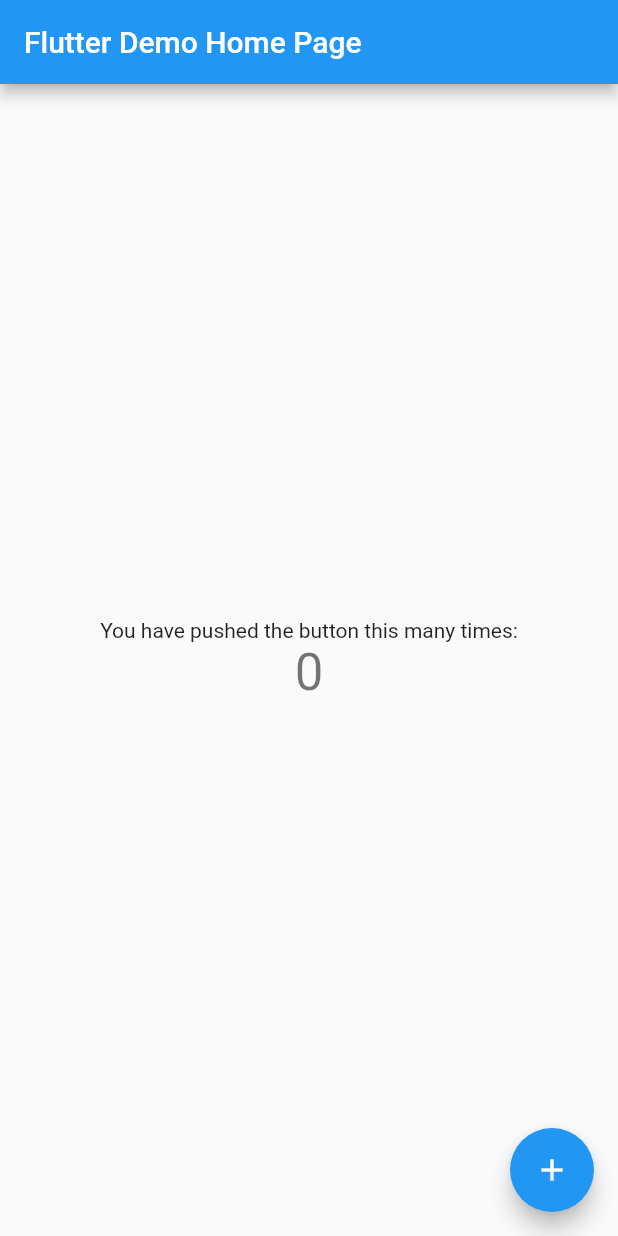
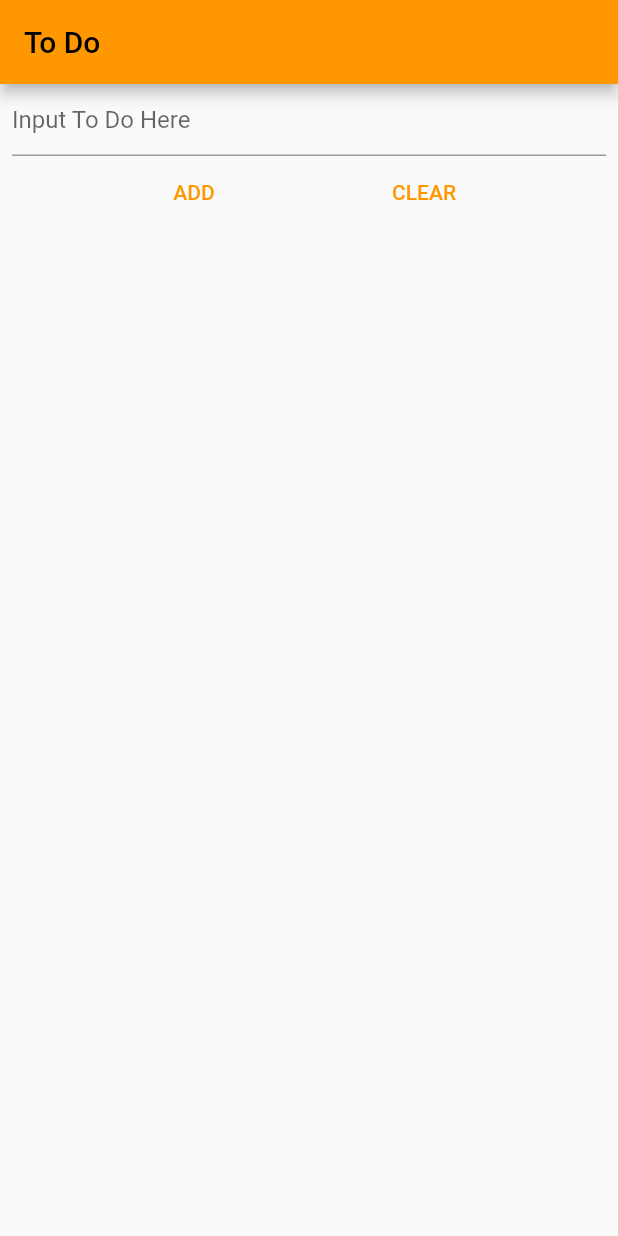
Before and after one commit to limphouychhay/flutter-to-do-app, a Flutter app: the screen it shows after launch, on a phone screen of 412 x 824 dp. Run offline on Flutter 3.47's test engine with Material 2 defaults, Android fonts, the phone set to English and light mode, and no system bars; our stand-ins replace flutter_hooks.

Commit message:
2nd commit

```diff
--- /dev/null
+++ b/lib/app.dart
@@ -0,0 +1,27 @@
+import 'package:flutter/material.dart';
+
+import './utils/util.dart';
+import './screens/screen.dart';
+
+class MyApp extends StatelessWidget {
+  const MyApp({Key? key}) : super(key: key);
+
+  @override
+  Widget build(BuildContext context) {
+    return MaterialApp(
+      title: 'Flutter To Do App',
+      theme: ThemeData(
+        primarySwatch: Colors.orange,
+      ),
+      builder: (context, child) {
+        return GestureDetector(
+          onTap: () {
+            KeyboardHidden.hideKeyboard(context);
+          },
+          child: child,
+        );
+      },
+      home: HomeScreen(),
+    );
+  }
+}
--- a/lib/main.dart
+++ b/lib/main.dart
@@ -1,115 +1,7 @@
 import 'package:flutter/material.dart';
+
+import './app.dart';
 
 void main() {
   runApp(const MyApp());
 }
-
-class MyApp extends StatelessWidget {
-  const MyApp({Key? key}) : super(key: key);
-
-  // This widget is the root of your application.
-  @override
-  Widget build(BuildContext context) {
-    return MaterialApp(
-      title: 'Flutter Demo',
-      theme: ThemeData(
-        // This is the theme of your application.
-        //
-        // Try running your application with "flutter run". You'll see the
-        // application has a blue toolbar. Then, without quitting the app, try
-        // changing the primarySwatch below to Colors.green and then invoke
-        // "hot reload" (press "r" in the console where you ran "flutter run",
-        // or simply save your changes to "hot reload" in a Flutter IDE).
-        // Notice that the counter didn't reset back to zero; the application
-        // is not restarted.
-        primarySwatch: Colors.blue,
-      ),
-      home: const MyHomePage(title: 'Flutter Demo Home Page'),
-    );
-  }
-}
-
-class MyHomePage extends StatefulWidget {
-  const MyHomePage({Key? key, required this.title}) : super(key: key);
-
-  // This widget is the home page of your application. It is stateful, meaning
-  // that it has a State object (defined below) that contains fields that affect
-  // how it looks.
-
-  // This class is the configuration for the state. It holds the values (in this
-  // case the title) provided by the parent (in this case the App widget) and
-  // used by the build method of the State. Fields in a Widget subclass are
-  // always marked "final".
-
-  final String title;
-
-  @override
-  State<MyHomePage> createState() => _MyHomePageState();
-}
-
-class _MyHomePageState extends State<MyHomePage> {
-  int _counter = 0;
-
-  void _incrementCounter() {
-    setState(() {
-      // This call to setState tells the Flutter framework that something has
-      // changed in this State, which causes it to rerun the build method below
-      // so that the display can reflect the updated values. If we changed
-      // _counter without calling setState(), then the build method would not be
-      // called again, and so nothing would appear to happen.
-      _counter++;
-    });
-  }
-
-  @override
-  Widget build(BuildContext context) {
-    // This method is rerun every time setState is called, for instance as done
-    // by the _incrementCounter method above.
-    //
-    // The Flutter framework has been optimized to make rerunning build methods
-    // fast, so that you can just rebuild anything that needs updating rather
-    // than having to individually change instances of widgets.
-    return Scaffold(
-      appBar: AppBar(
-        // Here we take the value from the MyHomePage object that was created by
-        // the App.build method, and use it to set our appbar title.
-        title: Text(widget.title),
-      ),
-      body: Center(
-        // Center is a layout widget. It takes a single child and positions it
-        // in the middle of the parent.
-        child: Column(
-          // Column is also a layout widget. It takes a list of children and
-          // arranges them vertically. By default, it sizes itself to fit its
-          // children horizontally, and tries to be as tall as its parent.
-          //
-          // Invoke "debug painting" (press "p" in the console, choose the
-          // "Toggle Debug Paint" action from the Flutter Inspector in Android
-          // Studio, or the "Toggle Debug Paint" command in Visual Studio Code)
-          // to see the wireframe for each widget.
-          //
-          // Column has various properties to control how it sizes itself and
-          // how it positions its children. Here we use mainAxisAlignment to
-          // center the children vertically; the main axis here is the vertical
-          // axis because Columns are vertical (the cross axis would be
-          // horizontal).
-          mainAxisAlignment: MainAxisAlignment.center,
-          children: <Widget>[
-            const Text(
-              'You have pushed the button this many times:',
-            ),
-            Text(
-              '$_counter',
-              style: Theme.of(context).textTheme.headline4,
-            ),
-          ],
-        ),
-      ),
-      floatingActionButton: FloatingActionButton(
-        onPressed: _incrementCounter,
-        tooltip: 'Increment',
-        child: const Icon(Icons.add),
-      ), // This trailing comma makes auto-formatting nicer for build methods.
-    );
-  }
-}
--- /dev/null
+++ b/lib/screens/home_screen/home_screen.dart
@@ -0,0 +1,117 @@
+import 'package:flutter/material.dart';
+import 'package:flutter_hooks/flutter_hooks.dart';
+
+import '../screen.dart';
+import './widgets/widget.dart';
+
+class HomeScreen extends HookWidget {
+  HomeScreen({Key? key}) : super(key: key);
+
+  final List<String> toDoList = [];
+  final List<String> deleteList = [];
+
+  @override
+  Widget build(BuildContext context) {
+    final TextEditingController inputTextController =
+        useTextEditingController();
+    final renewState = useState(false);
+
+    return Scaffold(
+      appBar: AppBar(
+        title: const Text('To Do'),
+      ),
+      body: SingleChildScrollView(
+        child: Padding(
+          padding: const EdgeInsets.symmetric(horizontal: 8.0),
+          child: Column(
+            children: [
+              TextInput(
+                inputTextController: inputTextController,
+                hintText: 'Input To Do Here',
+              ),
+              RowButton(
+                title1: 'ADD',
+                title2: 'CLEAR',
+                onPressed1: () {
+                  if (inputTextController.text.isNotEmpty) {
+                    toDoList.add(inputTextController.text);
+                  }
+                  inputTextController.clear();
+                  renewState.value = !renewState.value;
+                },
+                onPressed2: () {
+                  toDoList.clear();
+                  deleteList.clear();
+                  renewState.value = !renewState.value;
+                },
+              ),
+              toDoList.isNotEmpty
+                  ? Column(
+                      children: [
+                        const Header(title: 'To Do List'),
+                        ItemList(
+                          itemCount: toDoList.length,
+                          itemBuilder: (BuildContext context, index) {
+                            return Item(
+                              index: index,
+                              text: toDoList[index],
+                              onTap: () {
+                                Navigator.push(
+                                  context,
+                                  MaterialPageRoute(
+                                    builder: (context) => DetailScreen(
+                                      toDo: toDoList[index],
+                                    ),
+                                  ),
+                                );
+                              },
+                              onLongPress: () {
+                                deleteList.add(toDoList[index]);
+                                toDoList.removeAt(index);
+                                renewState.value = !renewState.value;
+                              },
+                            );
+                          },
+                        ),
+                        const Separator(thickness: 1),
+                      ],
+                    )
+                  : const SizedBox(),
+              deleteList.isNotEmpty
+                  ? Column(
+                      children: [
+                        const Header(title: 'Delete List'),
+                        ItemList(
+                          itemCount: deleteList.length,
+                          itemBuilder: (BuildContext context, index) {
+                            return Item(
+                              index: index,
+                              text: deleteList[index],
+                              onTap: () {
+                                Navigator.push(
+                                  context,
+                                  MaterialPageRoute(
+                                    builder: (context) => DetailScreen(
+                                      toDo: deleteList[index],
+                                    ),
+                                  ),
+                                );
+                              },
+                              onLongPress: () {
+                                deleteList.removeAt(index);
+                                renewState.value = !renewState.value;
+                              },
+                            );
+                          },
+                        ),
+                        const Separator(thickness: 1),
+                      ],
+                    )
+                  : const SizedBox(),
+            ],
+          ),
+        ),
+      ),
+    );
+  }
+}
--- /dev/null
+++ b/lib/screens/home_screen/widgets/row_button.dart
@@ -0,0 +1,47 @@
+import 'package:flutter/material.dart';
+
+class RowButton extends StatelessWidget {
+  const RowButton({
+    Key? key,
+    required this.onPressed1,
+    required this.onPressed2,
+    required this.title1,
+    required this.title2,
+  }) : super(key: key);
+
+  final void Function() onPressed1;
+  final void Function() onPressed2;
+  final String title1;
+  final String title2;
+
+  @override
+  Widget build(BuildContext context) {
+    return Row(
+      mainAxisAlignment: MainAxisAlignment.spaceEvenly,
+      children: [
+        TextButton(
+          onPressed: onPressed1,
+          // onPressed: () {
+          //   if (inputTextController.text.isNotEmpty) {
+          //     toDoList.add(inputTextController.text);
+          //   }
+          //   inputTextController.clear();
+          //   renewState.value = !renewState.value;
+          // },
+          // child: const Text('ADD'),
+          child: Text(title1),
+        ),
+        TextButton(
+          onPressed: onPressed2,
+          // onPressed: () {
+          //   toDoList.clear();
+          //   deleteList.clear();
+          //   renewState.value = !renewState.value;
+          // },
+          // child: const Text('CLEAR'),
+          child: Text(title2),
+        ),
+      ],
+    );
+  }
+}
--- /dev/null
+++ b/lib/screens/home_screen/widgets/text_input.dart
@@ -0,0 +1,22 @@
+import 'package:flutter/material.dart';
+
+class TextInput extends StatelessWidget {
+  const TextInput({
+    Key? key,
+    required this.inputTextController,
+    required this.hintText,
+  }) : super(key: key);
+
+  final TextEditingController inputTextController;
+  final String hintText;
+
+  @override
+  Widget build(BuildContext context) {
+    return TextFormField(
+      controller: inputTextController,
+      decoration: InputDecoration(
+        hintText: hintText,
+      ),
+    );
+  }
+}
--- /dev/null
+++ b/lib/screens/home_screen/widgets/widget.dart
@@ -0,0 +1,5 @@
+export './row_button.dart';
+export './separator.dart';
+export './text_input.dart';
+export './item_list.dart';
+export './header.dart';
--- /dev/null
+++ b/lib/screens/screen.dart
@@ -0,0 +1,2 @@
+export './home_screen/home_screen.dart';
+export './detail_screen/detail_screen.dart';
--- /dev/null
+++ b/lib/utils/util.dart
@@ -0,0 +1 @@
+export './keyboard_hidden.dart';
--- a/pubspec.yaml
+++ b/pubspec.yaml
@@ -34,6 +34,7 @@ dependencies:
   # The following adds the Cupertino Icons font to your application.
   # Use with the CupertinoIcons class for iOS style icons.
   cupertino_icons: ^1.0.2
+  flutter_hooks: ^0.18.5+1
 
 dev_dependencies:
   flutter_test:
```
Also changed, not shown: lib/screens/detail_screen/detail_screen.dart (added, +20 -0 lines), lib/screens/home_screen/widgets/header.dart (added, +24 -0 lines), lib/screens/home_screen/widgets/item_list.dart (added, +51 -0 lines), lib/screens/home_screen/widgets/separator.dart (added, +17 -0 lines), lib/utils/keyboard_hidden.dart (added, +10 -0 lines), lib/screens/detail_screen/widgets/widget.dart (added), pubspec.lock, 1 other file.
